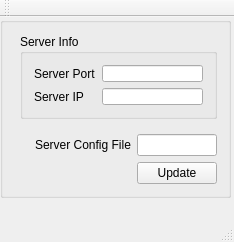
Before: the Qt Designer form src/config_editor/server_editor.ui in trigger-happy/Cerberus, drawn with Qt 5.
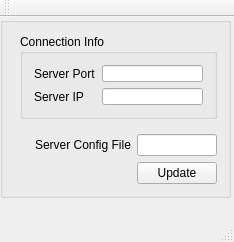
After: the same form once the commit is applied.

Diff of the .ui file:
```diff
--- a/src/config_editor/server_editor.ui
+++ b/src/config_editor/server_editor.ui
@@ -67,7 +67,7 @@
      <item row="0" column="1" colspan="3">
       <widget class="QGroupBox" name="groupBox">
        <property name="title">
-        <string>Server Info</string>
+        <string>Connection Info</string>
        </property>
        <layout class="QGridLayout" name="gridLayout">
         <item row="0" column="0">
```
